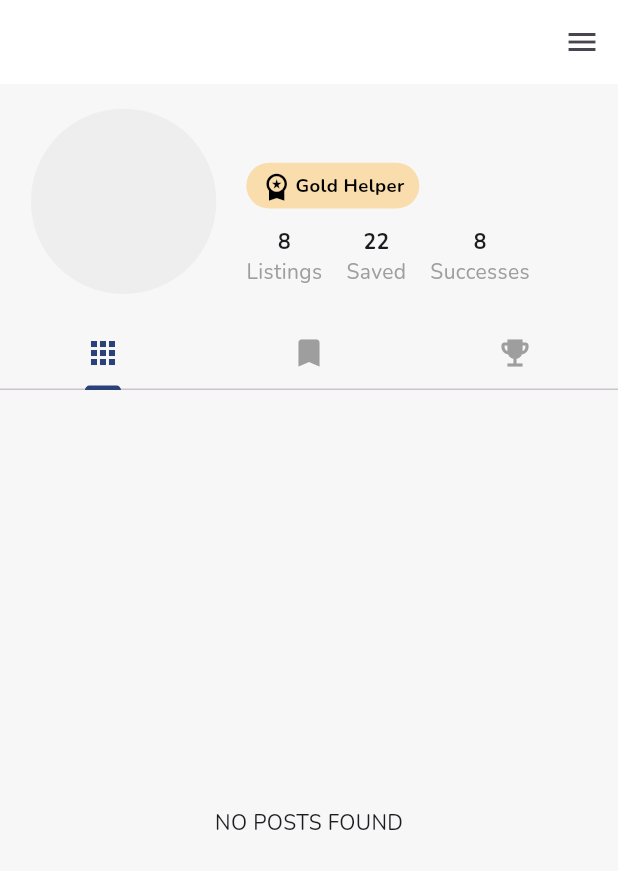
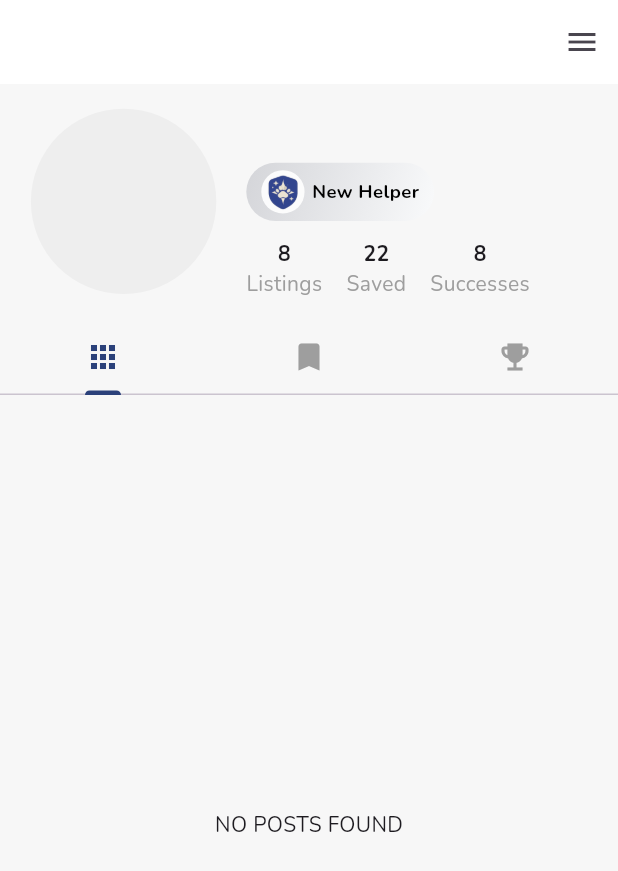
Before and after one commit to gzmoz/PawNav, a Flutter app: the AccountPage screen opened directly, on a phone screen of 412 x 824 dp. Shown: the top 871 px of the screen. Run offline on Flutter 3.47's test engine with Material 3 defaults, Android fonts, the phone set to English and light mode, and no system bars; our stand-ins replace carousel_slider, cross_file, curved_navigation_bar, equatable, flutter_bloc, flutter_dotenv and 14 more; accounts and stored records are empty; project files that could hold a hidden picture were left out.

Commit message:
rank calculator

```diff
--- /dev/null
+++ b/lib/core/services/badge_service.dart
@@ -0,0 +1,16 @@
+import 'package:supabase_flutter/supabase_flutter.dart';
+
+class BadgeService {
+  final SupabaseClient _client = Supabase.instance.client;
+
+  Future<int> getEarnedBadgeCount() async {
+    final userId = _client.auth.currentUser!.id;
+
+    final response = await _client
+        .from('user_badges')
+        .select('id')
+        .eq('user_id', userId);
+
+    return response.length;
+  }
+}
--- a/lib/features/account/presentations/screens/AccountPage.dart
+++ b/lib/features/account/presentations/screens/AccountPage.dart
@@ -2,11 +2,13 @@ import 'package:flutter/material.dart';
 import 'package:flutter_bloc/flutter_bloc.dart';
 import 'package:go_router/go_router.dart';
 import 'package:pawnav/app/theme/colors.dart';
+import 'package:pawnav/core/services/badge_service.dart';
 import 'package:pawnav/features/account/presentations/cubit/my_posts_cubit.dart';
 import 'package:pawnav/features/account/presentations/cubit/profile_cubit.dart';
 import 'package:pawnav/features/account/presentations/cubit/profile_state.dart';
 import 'package:pawnav/features/account/presentations/widgets/my_posts_grid.dart';
 import 'package:pawnav/features/account/presentations/widgets/user_rank_card.dart';
+import 'package:pawnav/features/badges/domain/logic/rank_calculator.dart';
 import 'package:pawnav/features/badges/presentation/cubit/badge_cubit.dart';
 
 class AccountPage extends StatefulWidget {
@@ -17,17 +19,39 @@ class AccountPage extends StatefulWidget {
 }
 
 class _AccountPageState extends State<AccountPage> {
-  @override
+  int _earnedBadgeCount = 0;
+  bool _loadingBadges = true;
+
+
+
   void initState() {
     super.initState();
     context.read<ProfileCubit>().loadProfile();
     context.read<MyPostsCubit>().loadMyPosts();
     // context.read<BadgesCubit>().load();
+    _loadBadgeCount();
+  }
+
+  Future<void> _loadBadgeCount() async {
+    final service = BadgeService();
+    final count = await service.getEarnedBadgeCount();
+
+    setState(() {
+      _earnedBadgeCount = count;
+      _loadingBadges = false;
+    });
   }
 
   @override
   Widget build(BuildContext context) {
     final size = MediaQuery.of(context).size;
+
+    // final int earnedBadgeCount = 1; // şimdilik
+    if (_loadingBadges) {
+      return const SizedBox(); // veya shimmer
+    }
+
+    final rank = RankCalculator.calculate(_earnedBadgeCount);
 
 
     return Scaffold(
@@ -118,9 +142,7 @@ class _AccountPageState extends State<AccountPage> {
                                     //badge
 
                                     UserRankCard(
-                                      rankTitle: "Gold Helper",
-                                      rankIcon: Icons.workspace_premium,
-                                      rankColor: Colors.amber.shade700,
+                                      rank: rank,
                                       onTap: () {
                                         context.push('/badges');
                                       },
--- a/lib/features/account/presentations/widgets/user_rank_card.dart
+++ b/lib/features/account/presentations/widgets/user_rank_card.dart
@@ -1,16 +1,13 @@
 import 'package:flutter/material.dart';
+import 'package:pawnav/features/badges/domain/entities/user_rank.dart';
 
 class UserRankCard extends StatelessWidget {
-  final String rankTitle; // "Gold Helper"
-  final IconData rankIcon; // Icons.star
-  final Color rankColor; // Colors.amber
   final VoidCallback? onTap;
+  final UserRank rank;
 
-  const UserRankCard(
-      {super.key,
-      required this.rankTitle,
-      required this.rankIcon,
-      required this.rankColor, this.onTap});
+  const UserRankCard({super.key, this.onTap, required this.rank});
+
+
 
   @override
   Widget build(BuildContext context) {
@@ -25,31 +22,48 @@ class UserRankCard extends StatelessWidget {
         child: Container(
           padding: const EdgeInsets.symmetric(horizontal: 10, vertical: 5),
           decoration: BoxDecoration(
-            color: rankColor.withOpacity(0.3),
+            gradient: LinearGradient(
+              begin: Alignment.topLeft,
+              end: Alignment.bottomRight,
+              colors: rank.gradientColors,
+            ),
+            borderRadius: BorderRadius.circular(40),
+          ),
+
+          /*decoration: BoxDecoration(
+            color: rank.color.withOpacity(0.3),
             borderRadius: BorderRadius.circular(30),
-            /*boxShadow: [
-              BoxShadow(
-                color: rankColor.withOpacity(0.4),
-                spreadRadius: 1,
-                blurRadius: 8,
-                offset: const Offset(0, 3),
-              ),
-            ],*/
-            /*border: Border.all(
-              color: rankColor.withOpacity(0.6),
-              width: 1.2,
-            ),*/
-          ),
+
+          ),*/
           child: Row(
             mainAxisSize: MainAxisSize.min,
             children: [
-              Icon(rankIcon, color: Colors.black, size: width * 0.05),
-              const SizedBox(width: 2),
+              //Icon(rankIcon, color: Colors.black, size: width * 0.05),
+              Container(
+                width: width * 0.07,
+                height: width * 0.07,
+                decoration: BoxDecoration(
+                  shape: BoxShape.circle,
+                  color: Colors.white.withOpacity(0.9),
+                ),
+                child: Image.asset(
+                  rank.iconAsset,
+                  fit: BoxFit.contain,
+
+                ),
+              ),
+
+              /* Image.asset(
+                rank.iconAsset,
+                width: 22,
+                height: 22,
+              ),*/
+              const SizedBox(width: 5),
               Column(
                 crossAxisAlignment: CrossAxisAlignment.start,
                 children: [
                   Text(
-                    rankTitle,
+                    rank.title,
                     style: TextStyle(
                       fontWeight: FontWeight.bold,
                       color: Colors.black,
--- a/lib/features/badges/domain/entities/user_rank.dart
+++ b/lib/features/badges/domain/entities/user_rank.dart
@@ -3,17 +3,18 @@ import 'package:flutter/material.dart';
 class UserRank {
   final String title;
   final Color color;
-  final IconData icon;
+  final String iconAsset;
   final int level;
   final int minBadges;
   final int maxBadges;
+  final List<Color> gradientColors;
 
-  const UserRank({
-    required this.title,
-    required this.color,
-    required this.icon,
-    required this.level,
-    required this.minBadges,
-    required this.maxBadges,
-  });
+  UserRank(
+      {required this.title,
+      required this.color,
+      required this.iconAsset,
+      required this.level,
+      required this.minBadges,
+      required this.maxBadges,
+      required this.gradientColors});
 }
--- a/lib/features/badges/domain/logic/rank_calculator.dart
+++ b/lib/features/badges/domain/logic/rank_calculator.dart
@@ -4,45 +4,61 @@ import 'package:flutter/material.dart';
 class RankCalculator {
   static UserRank calculate(int badgeCount) {
     if (badgeCount >= 9) {
-      return const UserRank(
+      return UserRank(
         title: 'Shelter Hero',
         level: 4,
         minBadges: 9,
         maxBadges: 999,
-        color: Colors.indigo,
-        icon: Icons.shield,
+        color: const Color(0xFF8B3A3A),
+        iconAsset: 'assets/badges/shelter_hero.png',
+        gradientColors: [
+          const Color(0xFFF3E1E1),
+          const Color(0xFFD8A5A5),
+        ],
       );
     }
 
     if (badgeCount >= 6) {
-      return const UserRank(
+      return UserRank(
         title: 'Guardian Angel',
         level: 3,
         minBadges: 6,
         maxBadges: 8,
-        color: Colors.blue,
-        icon: Icons.volunteer_activism,
+        color: const Color(0xFF4F7F6A),
+        iconAsset: 'assets/badges/guardian_angel.png',
+        gradientColors: [
+          const Color(0xFFE6F1EB),
+          const Color(0xFFB7D3C6),
+        ],
       );
     }
 
     if (badgeCount >= 3) {
-      return const UserRank(
+      return UserRank(
         title: 'Gold Helper',
         level: 2,
         minBadges: 3,
         maxBadges: 5,
-        color: Colors.amber,
-        icon: Icons.workspace_premium,
+        color: const Color(0xFFC9A227),
+        iconAsset: 'assets/badges/gold_helper.png',
+        gradientColors: [
+          const Color(0xFFF7F1D7),
+          const Color(0xFFE6C75F),
+        ],
       );
     }
 
-    return const UserRank(
+    return UserRank(
       title: 'New Helper',
       level: 1,
       minBadges: 0,
       maxBadges: 2,
       color: Colors.grey,
-      icon: Icons.pets,
+      iconAsset: 'assets/badges/new_helper.png',
+      gradientColors: [
+        const Color(0xFFD4D5D9),
+        const Color(0xFFF9FAFB),
+      ],
     );
   }
 }
--- a/pubspec.yaml
+++ b/pubspec.yaml
@@ -110,6 +110,7 @@ flutter:
      - assets/bottom_nav_bar_icons/
      - assets/representative/
      - assets/data/
+     - assets/badges/
      - .env
   #   - images/a_dot_ham.jpeg
 
```
Also changed, not shown: assets/badges/gold_helper.png (added), assets/badges/guardian_angel.png (added), assets/badges/new_helper.png (added), assets/badges/shelter_hero.png (added).
